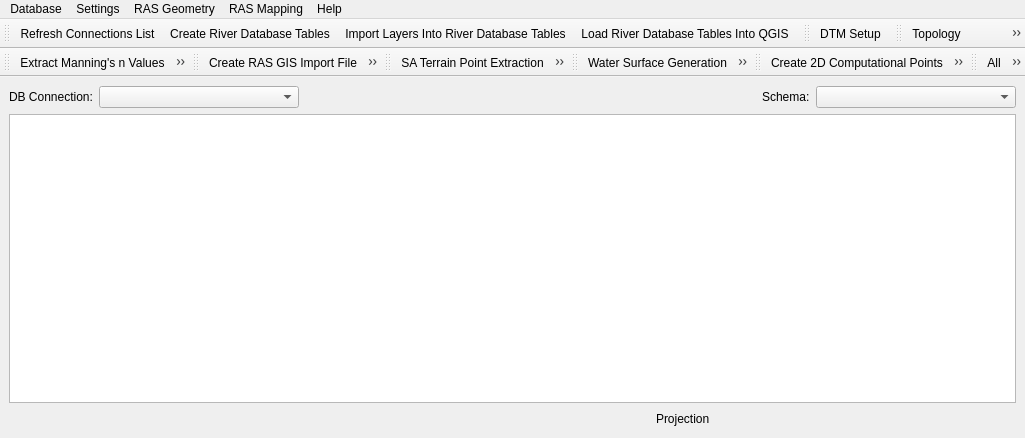
Qt form rivergis/ui/ui_rivergis.ui (erpas/rgis) before a commit.
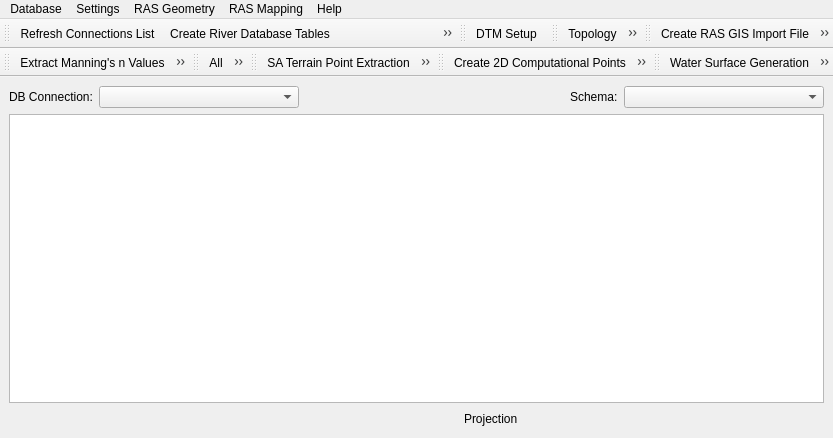
The same form after that commit. Icons and pictures are not drawn. Custom widgets are drawn as their Qt base class.

The edit to the form file:
```diff
--- a/rivergis/ui/ui_rivergis.ui
+++ b/rivergis/ui/ui_rivergis.ui
@@ -9,7 +9,7 @@
    <rect>
     <x>0</x>
     <y>0</y>
-    <width>591</width>
+    <width>586</width>
     <height>438</height>
    </rect>
   </property>
@@ -130,7 +130,7 @@
     <rect>
      <x>0</x>
      <y>0</y>
-     <width>591</width>
+     <width>586</width>
      <height>18</height>
     </rect>
    </property>
@@ -299,7 +299,7 @@
    <addaction name="menuRASMapping"/>
    <addaction name="menuHelp"/>
   </widget>
-  <widget class="QToolBar" name="settingsToolBar">
+  <widget class="QToolBar" name="dbToolBar">
    <property name="windowTitle">
     <string>toolBar</string>
    </property>
@@ -314,7 +314,7 @@
    <addaction name="actionRASImportLayersIntoRdbTables"/>
    <addaction name="actionRASLoadRdbTablesIntoQGIS"/>
   </widget>
-  <widget class="QToolBar" name="dbToolBar">
+  <widget class="QToolBar" name="settingsToolBar">
    <property name="windowTitle">
     <string>toolBar</string>
    </property>
@@ -346,6 +346,19 @@
    <addaction name="actionRASXSElevations"/>
    <addaction name="actionRASXSAll"/>
   </widget>
+  <widget class="QToolBar" name="rasImportExportToolBar">
+   <property name="windowTitle">
+    <string>toolBar</string>
+   </property>
+   <attribute name="toolBarArea">
+    <enum>TopToolBarArea</enum>
+   </attribute>
+   <attribute name="toolBarBreak">
+    <bool>false</bool>
+   </attribute>
+   <addaction name="actionRASCreateRASGISImport"/>
+   <addaction name="actionRASImportRasData"/>
+  </widget>
   <widget class="QToolBar" name="rasOptGeomToolBar">
    <property name="windowTitle">
     <string>toolBar</string>
@@ -361,7 +374,7 @@
    <addaction name="actionRASBlockedObstructions"/>
    <addaction name="actionRASXSUpdateInsertMeasuredPoints"/>
   </widget>
-  <widget class="QToolBar" name="rasImportExportToolBar">
+  <widget class="QToolBar" name="rasStructuresToolBar">
    <property name="windowTitle">
     <string>toolBar</string>
    </property>
@@ -371,8 +384,11 @@
    <attribute name="toolBarBreak">
     <bool>false</bool>
    </attribute>
-   <addaction name="actionRASCreateRASGISImport"/>
-   <addaction name="actionRASImportRasData"/>
+   <addaction name="actionRASBRAll"/>
+   <addaction name="actionRASInlAll"/>
+   <addaction name="actionRASLatAll"/>
+   <addaction name="actionRASSAAll"/>
+   <addaction name="actionRASSacAll"/>
   </widget>
   <widget class="QToolBar" name="rasSAToolBar">
    <property name="windowTitle">
@@ -387,19 +403,6 @@
    <addaction name="actionRASSATerrainPointExtraction"/>
    <addaction name="actionRASSAElevationVolumeData"/>
   </widget>
-  <widget class="QToolBar" name="rasMappingToolBar">
-   <property name="windowTitle">
-    <string>toolBar</string>
-   </property>
-   <attribute name="toolBarArea">
-    <enum>TopToolBarArea</enum>
-   </attribute>
-   <attribute name="toolBarBreak">
-    <bool>false</bool>
-   </attribute>
-   <addaction name="actionRASWaterSurfaceGeneration"/>
-   <addaction name="actionRASFloodplainDelineation"/>
-  </widget>
   <widget class="QToolBar" name="ras2dToolBar">
    <property name="windowTitle">
     <string>toolBar</string>
@@ -414,7 +417,7 @@
    <addaction name="actionRASPreview2DMesh"/>
    <addaction name="actionRASSave2DPointsToHECRASGeometry"/>
   </widget>
-  <widget class="QToolBar" name="rasStructuresToolBar">
+  <widget class="QToolBar" name="rasMappingToolBar">
    <property name="windowTitle">
     <string>toolBar</string>
    </property>
@@ -424,11 +427,8 @@
    <attribute name="toolBarBreak">
     <bool>false</bool>
    </attribute>
-   <addaction name="actionRASBRAll"/>
-   <addaction name="actionRASInlAll"/>
-   <addaction name="actionRASLatAll"/>
-   <addaction name="actionRASSAAll"/>
-   <addaction name="actionRASSacAll"/>
+   <addaction name="actionRASWaterSurfaceGeneration"/>
+   <addaction name="actionRASFloodplainDelineation"/>
   </widget>
   <action name="actionCreate2dAreaPerimeter">
    <property name="icon">
```
Left out of the diff: 51 changed lines with no effect on the pictures.
